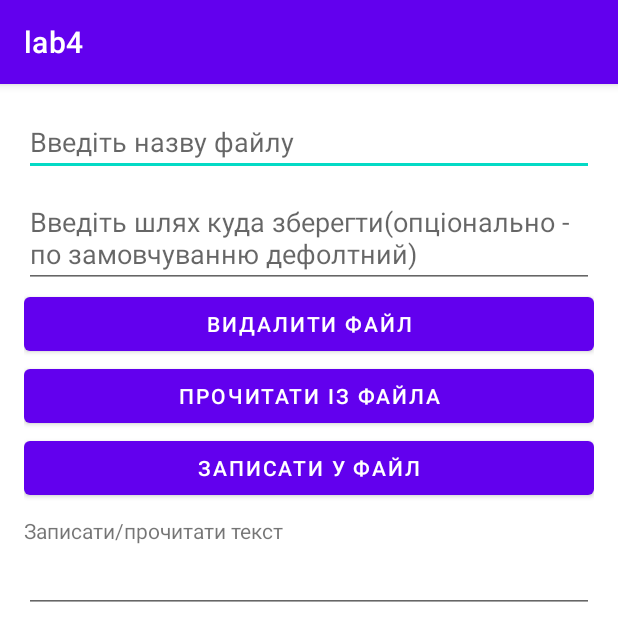
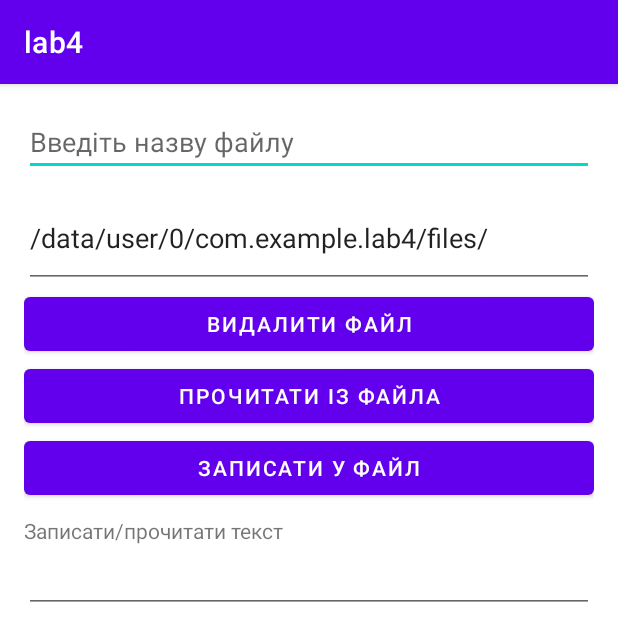
Before and after one commit to kzlk/AndroidLabs2023, an Android app: the screen it shows after launch (MainActivity), after a tap on "ЗАПИСАТИ У ФАЙЛ", on a phone screen of 412 x 824 dp. Shown: the top 641 px of the screen. Run offline under Robolectric (Android 15) with nearby library versions, the phone set to English and light mode, and no system bars.

```diff
--- a/Lab4_Kozliuk_Files_Operations/app/src/main/java/com/example/lab4/MainActivity.java
+++ b/Lab4_Kozliuk_Files_Operations/app/src/main/java/com/example/lab4/MainActivity.java
@@ -50,12 +50,15 @@ public class MainActivity extends AppCompatActivity {
             }
         });
 
+        EditText editText = findViewById(R.id.selectedFolderTextView);
+        editText.setText("/data/user/0/com.example.lab4/files/");
 
     }
 
     public void saveText(){
 
         FileOutputStream fos = null;
+        File myFile = null;
 
         try {
 
@@ -63,15 +66,18 @@ public class MainActivity extends AppCompatActivity {
             EditText file_name = findViewById(R.id.fileNameEditText);
 
             if (file_name.getText().toString().isEmpty()) {
-                Toast.makeText(MainActivity.this, "Будь ласка введуть назву файла", Toast.LENGTH_SHORT).show();
+                Toast.makeText(MainActivity.this, "Будь ласка введіть назву файла", Toast.LENGTH_SHORT).show();
                 return;
             }
 
             EditText textBox = findViewById(R.id.readTextView);
             String text = textBox.getText().toString();
 
+
+            myFile = new File(file_name.getText().toString());
             fos = openFileOutput(file_name.getText().toString(), MODE_PRIVATE);
             fos.write(text.getBytes());
+
             Toast.makeText(this, "Файл збережено", Toast.LENGTH_SHORT).show();
             textBox.setText("");
         }
```
Also changed, not shown: 4 other files.
